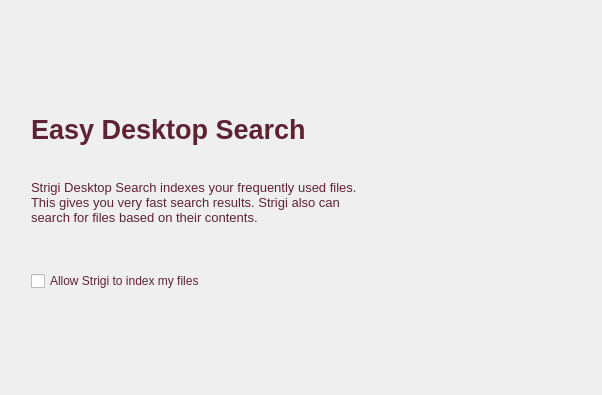
Above: kde/kaptan/src/gui/searchWidget.ui from pars-linux/uludag before the change. Below: the same form after it.
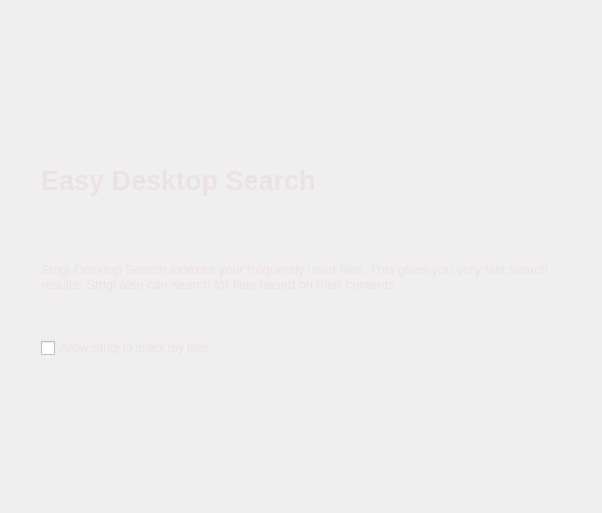
That is the form after the change.

Patch:
```diff
--- a/kde/kaptan/src/gui/searchWidget.ui
+++ b/kde/kaptan/src/gui/searchWidget.ui
@@ -7,7 +7,7 @@
     <x>0</x>
     <y>0</y>
     <width>602</width>
-    <height>395</height>
+    <height>513</height>
    </rect>
   </property>
   <property name="windowTitle">
@@ -44,7 +44,11 @@
         <string>color: rgb(95, 34, 52);</string>
        </property>
        <property name="text">
-        <string>Easy Desktop Search</string>
+        <string>&lt;!DOCTYPE HTML PUBLIC &quot;-//W3C//DTD HTML 4.0//EN&quot; &quot;http://www.w3.org/TR/REC-html40/strict.dtd&quot;&gt;
+&lt;html&gt;&lt;head&gt;&lt;meta name=&quot;qrichtext&quot; content=&quot;1&quot; /&gt;&lt;style type=&quot;text/css&quot;&gt;
+p, li { white-space: pre-wrap; }
+&lt;/style&gt;&lt;/head&gt;&lt;body style=&quot; font-family:'Sans Serif'; font-size:20pt; font-weight:600; font-style:normal;&quot;&gt;
+&lt;p style=&quot; margin-top:0px; margin-bottom:0px; margin-left:0px; margin-right:0px; -qt-block-indent:0; text-indent:0px;&quot;&gt;&lt;span style=&quot; color:#eae1e4;&quot;&gt;Easy Desktop Search&lt;/span&gt;&lt;/p&gt;&lt;/body&gt;&lt;/html&gt;</string>
        </property>
       </widget>
      </item>
@@ -59,7 +63,7 @@
        <property name="sizeHint" stdset="0">
         <size>
          <width>20</width>
-         <height>20</height>
+         <height>50</height>
         </size>
        </property>
       </spacer>
@@ -85,20 +89,13 @@
 &lt;html&gt;&lt;head&gt;&lt;meta name=&quot;qrichtext&quot; content=&quot;1&quot; /&gt;&lt;style type=&quot;text/css&quot;&gt;
 p, li { white-space: pre-wrap; }
 &lt;/style&gt;&lt;/head&gt;&lt;body style=&quot; font-family:'Sans Serif'; font-size:8pt; font-weight:400; font-style:normal;&quot;&gt;
-&lt;p style=&quot; margin-top:0px; margin-bottom:0px; margin-left:0px; margin-right:0px; -qt-block-indent:0; text-indent:0px;&quot;&gt;&lt;span style=&quot; font-size:10pt; color:#5f2234;&quot;&gt;Strigi Desktop Search indexes your frequently used files. This gives you very fast search results. Strigi also can search for files based on their contents.&lt;/span&gt;&lt;/p&gt;&lt;/body&gt;&lt;/html&gt;</string>
+&lt;p style=&quot; margin-top:0px; margin-bottom:0px; margin-left:0px; margin-right:0px; -qt-block-indent:0; text-indent:0px;&quot;&gt;&lt;span style=&quot; font-size:10pt; color:#eae1e4;&quot;&gt;Strigi Desktop Search indexes your frequently used files. This gives you very fast search results. Strigi also can search for files based on their contents.&lt;/span&gt;&lt;/p&gt;&lt;/body&gt;&lt;/html&gt;</string>
          </property>
          <property name="wordWrap">
           <bool>true</bool>
          </property>
         </widget>
        </item>
-       <item>
-        <widget class="QLabel" name="labelSearchImage">
-         <property name="text">
-          <string/>
-         </property>
-        </widget>
-       </item>
       </layout>
      </item>
      <item>
@@ -120,7 +117,7 @@
      <item>
       <widget class="QCheckBox" name="checkBoxNepomuk">
        <property name="styleSheet">
-        <string notr="true"/>
+        <string notr="true">color: rgb(234, 225, 228);</string>
        </property>
        <property name="text">
         <string>Allow Strigi to index my files</string>
@@ -190,7 +187,7 @@
      </property>
      <property name="sizeHint" stdset="0">
       <size>
-       <width>20</width>
+       <width>30</width>
        <height>20</height>
       </size>
      </property>
```
